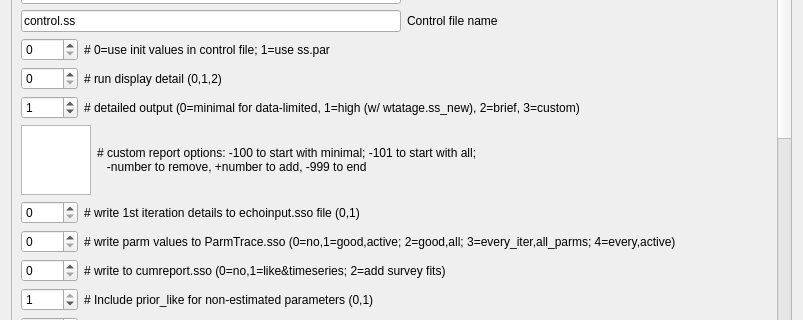
The window that ssi-files/SSI-2/starterwidget.ui (nmfs-ost/ss3-ssi) describes before a commit, drawn with Qt 5; both pictures show x 0 to 803 and y 115 to 435 of the 803 by 568 pixel window.
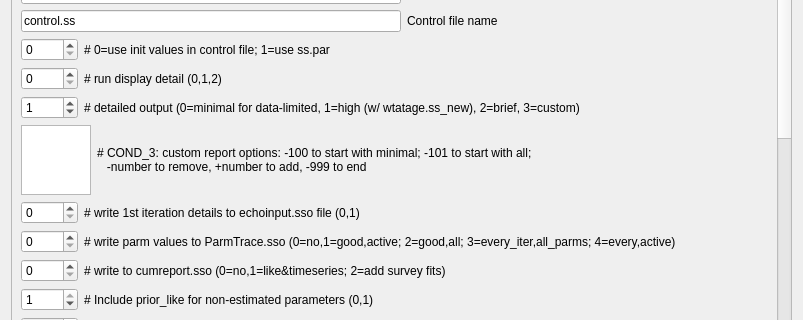
The same window after the commit.

```diff
--- a/ssi-files/SSI-2/starterwidget.ui
+++ b/ssi-files/SSI-2/starterwidget.ui
@@ -23,7 +23,7 @@
       <property name="geometry">
        <rect>
         <x>0</x>
-        <y>-700</y>
+        <y>0</y>
         <width>1252</width>
         <height>1227</height>
        </rect>
@@ -560,7 +560,7 @@
        <item row="7" column="2" colspan="4">
         <widget class="QLabel" name="label_customReportOptions">
          <property name="text">
-          <string># custom report options: -100 to start with minimal; -101 to start with all; 
+          <string># COND_3: custom report options: -100 to start with minimal; -101 to start with all; 
    -number to remove, +number to add, -999 to end</string>
          </property>
         </widget>
```
